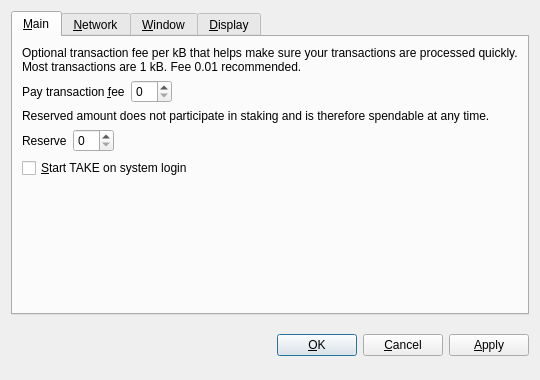
The window that src/qt/forms/optionsdialog.ui (catchup7/take1) describes before a commit, drawn with Qt 5.
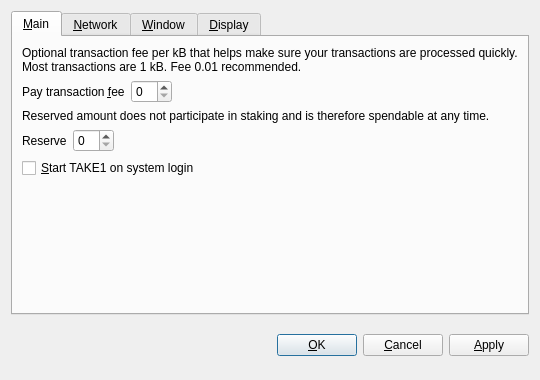
The same window after the commit. Icons and pictures are not drawn. Custom widgets are drawn as their Qt base class.

The edit to the form file:
```diff
--- a/src/qt/forms/optionsdialog.ui
+++ b/src/qt/forms/optionsdialog.ui
@@ -131,7 +131,7 @@
           <string>Automatically start TAKE after logging in to the system.</string>
          </property>
          <property name="text">
-          <string>&amp;Start TAKE on system login</string>
+          <string>&amp;Start TAKE1 on system login</string>
          </property>
         </widget>
        </item>
```
Left out of the diff: 10 changed lines with no effect on the pictures.
